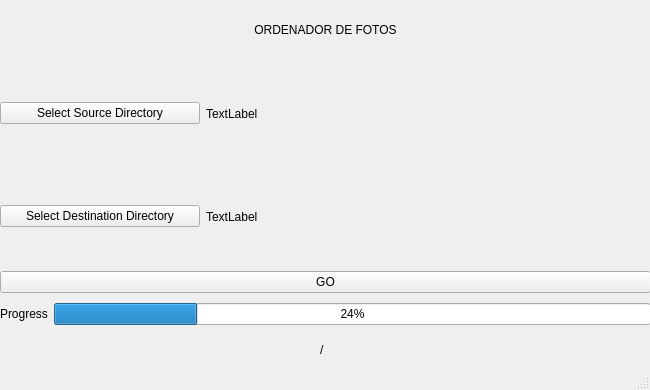
Old version of the form SorterWindow.ui in the repository MateMar04/Pic_Sorter.
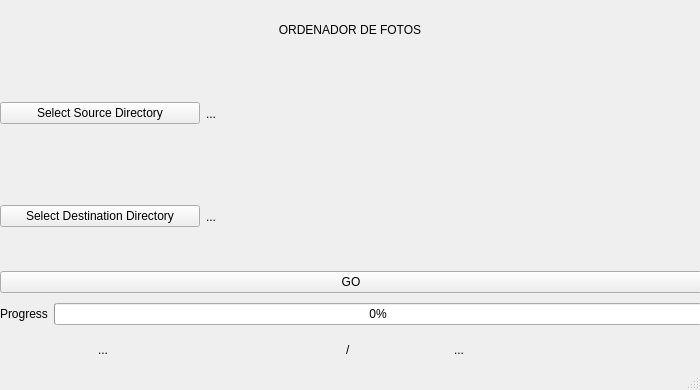
New version of the form.

Commit message: window pops up

```diff
--- a/SorterWindow.ui
+++ b/SorterWindow.ui
@@ -6,19 +6,19 @@
    <rect>
     <x>0</x>
     <y>0</y>
-    <width>650</width>
+    <width>700</width>
     <height>390</height>
    </rect>
   </property>
   <property name="minimumSize">
    <size>
-    <width>650</width>
+    <width>700</width>
     <height>390</height>
    </size>
   </property>
   <property name="maximumSize">
    <size>
-    <width>650</width>
+    <width>700</width>
     <height>390</height>
    </size>
   </property>
@@ -31,16 +31,22 @@
      <rect>
       <x>0</x>
       <y>0</y>
-      <width>651</width>
+      <width>702</width>
       <height>365</height>
      </rect>
     </property>
     <layout class="QVBoxLayout" name="verticalLayout">
      <item>
       <widget class="QLabel" name="label">
+       <property name="minimumSize">
+        <size>
+         <width>700</width>
+         <height>0</height>
+        </size>
+       </property>
        <property name="maximumSize">
         <size>
-         <width>16777215</width>
+         <width>700</width>
          <height>59</height>
         </size>
        </property>
@@ -83,7 +89,7 @@
               </size>
              </property>
              <property name="text">
-              <string>TextLabel</string>
+              <string>...</string>
              </property>
             </widget>
            </item>
@@ -115,7 +121,7 @@
             </size>
            </property>
            <property name="text">
-            <string>TextLabel</string>
+            <string>...</string>
            </property>
           </widget>
          </item>
@@ -150,7 +156,7 @@
          <item>
           <widget class="QProgressBar" name="progressBar">
            <property name="value">
-            <number>24</number>
+            <number>0</number>
            </property>
           </widget>
          </item>
@@ -176,7 +182,7 @@
             </size>
            </property>
            <property name="text">
-            <string/>
+            <string>...</string>
            </property>
            <property name="alignment">
             <set>Qt::AlignLeading|Qt::AlignLeft|Qt::AlignVCenter</set>
@@ -205,7 +211,7 @@
             </size>
            </property>
            <property name="text">
-            <string/>
+            <string>...</string>
            </property>
           </widget>
          </item>
```
Left out of the diff: 16 changed lines with no effect on the pictures. The commit also changes 2 other files.
